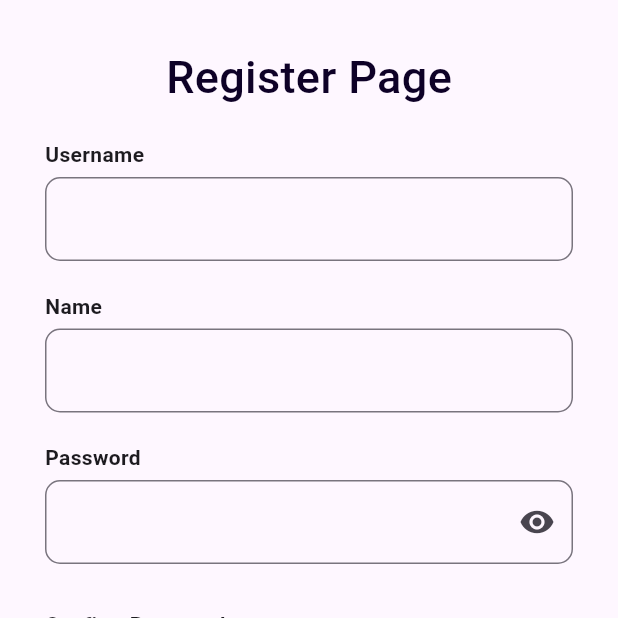
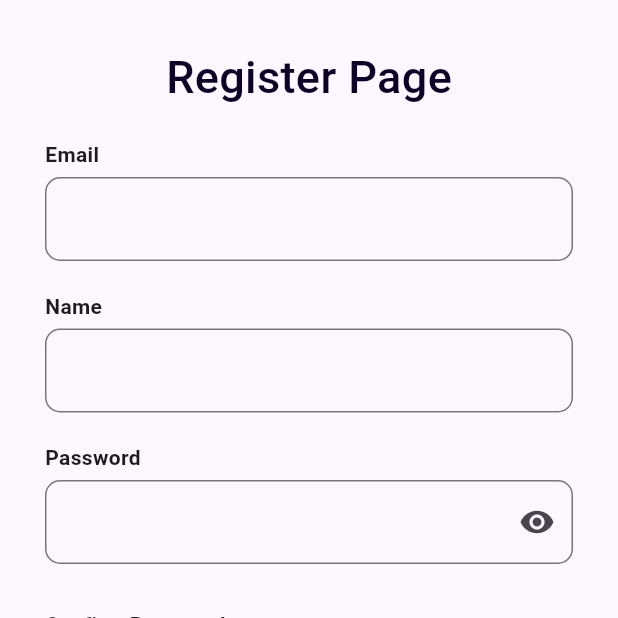
Before and after one commit to Saepul-alam/mystock, a Flutter app: the RegisterView screen opened by its route, on a phone screen of 412 x 824 dp, the top half of it. Run offline on Flutter 3.47's test engine with Material 3 defaults, Android fonts, the phone set to English and light mode, and no system bars; our stand-ins replace cloud_firestore, firebase_auth, firebase_core, get, get_storage, pdf and 1 more; accounts and stored records are empty.

Commit message:
minor fix

```diff
--- a/lib/app/modules/register/views/register_view.dart
+++ b/lib/app/modules/register/views/register_view.dart
@@ -54,7 +54,7 @@ class _RegisterViewState extends State<RegisterView> {
                         crossAxisAlignment: CrossAxisAlignment.start,
                         children: [
                           const Text(
-                            'Username',
+                            'Email',
                             style: TextStyle(
                               fontWeight: FontWeight.bold,
                             ),
--- a/lib/app/modules/splash/controllers/splash_controller.dart
+++ b/lib/app/modules/splash/controllers/splash_controller.dart
@@ -17,7 +17,8 @@ class SplashController extends GetxController {
   void onReady() {
     super.onReady();
     print("onready splashscreencontroller");
-    if (GetStorage().read("status") != "" && GetStorage().read("status") != null) {
+    if (GetStorage().read("status") != "" &&
+        GetStorage().read("status") != null) {
       Future.delayed(const Duration(seconds: 3), () {
         Get.offAllNamed(Routes.LOGIN);
       });
```
